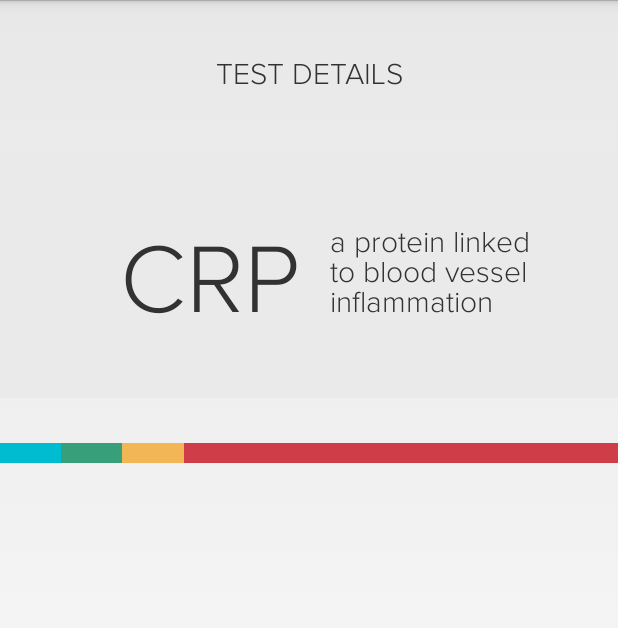
After one commit to ColdSauce/Clayr, an Android app: the DataLookActivity screen opened directly, with no data from a screen before it, on a phone screen of 412 x 824 dp. The commit adds this screen. Shown: the top 628 px of the screen. Run offline under Robolectric (Android 15) with nearby library versions, the phone set to English and light mode, and no system bars.

Commit message:
added the detail activity

```diff
--- a/app/src/main/AndroidManifest.xml
+++ b/app/src/main/AndroidManifest.xml
@@ -1,6 +1,8 @@
 <?xml version="1.0" encoding="utf-8"?>
 <manifest xmlns:android="http://schemas.android.com/apk/res/android"
     package="dwai.clayr" >
+
+    <uses-permission android:name="android.permission.WRITE_EXTERNAL_STORAGE" />
 
     <application
         android:allowBackup="true"
@@ -20,6 +22,10 @@
             android:name=".HistoryActivity"
             android:label="@string/title_activity_history" >
         </activity>
+        <activity
+            android:name=".DataLookActivity"
+            android:label="@string/title_activity_data_look" >
+        </activity>
     </application>
 
 </manifest>
--- /dev/null
+++ b/app/src/main/java/dwai/clayr/Barlet.java
@@ -0,0 +1,66 @@
+package dwai.clayr;
+
+import android.content.Context;
+import android.graphics.Color;
+import android.util.TypedValue;
+import android.view.View;
+import android.view.ViewGroup;
+import android.widget.LinearLayout;
+
+/**
+ * Created by Stefan on 9/13/2014.
+ */
+public class Barlet extends View {
+    private boolean isSelected = false;
+    private int min,max;
+    private int color;
+    private String name;
+
+
+    public Barlet(Context c,int min, int max,int color, String name){
+        super(c);
+        this.min = min;
+        this.max = max;
+        this.color = color;
+        this.name = name;
+        this.setBackgroundColor(color);
+    }
+    public void setPercentageViewed(double percentageViewed){
+        android.widget.LinearLayout.LayoutParams params = new android.widget.LinearLayout.LayoutParams(
+                0,(int)TypedValue.applyDimension(TypedValue.COMPLEX_UNIT_PX, 100, getResources().getDisplayMetrics()),(float)percentageViewed);
+        this.setLayoutParams(params);
+
+
+
+    }
+
+    public void setSelected(boolean isSelected){
+        if(isSelected){
+            //TODO: Convert this to dp
+            float dp = TypedValue.applyDimension(TypedValue.COMPLEX_UNIT_PX, 70, getResources().getDisplayMetrics());
+          this.setMinimumHeight((int)dp);
+        }
+        this.isSelected = isSelected;
+    }
+
+    public boolean isSelected() {
+        return isSelected;
+    }
+
+    public int getMin() {
+        return min;
+    }
+
+    public int getMax() {
+        return max;
+    }
+
+    public int getColor() {
+        return color;
+    }
+
+    public String getName() {
+        return name;
+    }
+
+}
--- /dev/null
+++ b/app/src/main/java/dwai/clayr/DataLookActivity.java
@@ -0,0 +1,49 @@
+package dwai.clayr;
+
+import android.app.Activity;
+import android.graphics.Typeface;
+import android.os.Bundle;
+import android.view.Menu;
+import android.view.MenuItem;
+import android.view.ViewGroup;
+import android.widget.LinearLayout;
+import android.widget.ScrollView;
+
+import dwai.clayr.R;
+
+public class DataLookActivity extends Activity {
+
+    @Override
+    protected void onCreate(Bundle savedInstanceState) {
+        super.onCreate(savedInstanceState);
+        setContentView(R.layout.activity_data_look);
+
+
+
+
+        //Sets the font for the whole layout.
+        final Typeface mFont = Typeface.createFromAsset(getAssets(),
+                "fonts/proxima.ttf");
+        final ViewGroup mContainer = (ViewGroup) findViewById(
+                android.R.id.content).getRootView();
+        MainActivity.setAppFont(mContainer, mFont, true);
+
+        //This is gonna be the hardest thing I've ever done in my entire life.
+        LinearLayout rootLinearLayout = ((LinearLayout)findViewById(R.id.rootLinearLayout));
+        WholeBar wholeBar = new WholeBar(this);
+        wholeBar.addBarlet(4);
+        wholeBar.addBarlet(8);
+        wholeBar.addBarlet(12);
+        wholeBar.addBarlet(16);
+        rootLinearLayout.addView(wholeBar);
+        wholeBar.getBarlets().get(3).setPercentageViewed(0.7);
+        wholeBar.getBarlets().get(0).setPercentageViewed(0.1);
+        wholeBar.getBarlets().get(1).setPercentageViewed(0.1);
+        wholeBar.getBarlets().get(2).setPercentageViewed(0.1);
+//        for(Barlet b : wholeBar.getBarlets()){
+//            b.setPercentageViewed(0.25);
+//        }
+
+    }
+
+}
--- a/app/src/main/java/dwai/clayr/MainActivity.java
+++ b/app/src/main/java/dwai/clayr/MainActivity.java
@@ -1,6 +1,7 @@
 package dwai.clayr;
 
 import android.app.Activity;
+import android.content.Intent;
 import android.graphics.Typeface;
 import android.os.Bundle;
 import android.view.Menu;
@@ -25,6 +26,11 @@ public class MainActivity extends Activity {
         final ViewGroup mContainer = (ViewGroup) findViewById(
                 android.R.id.content).getRootView();
         MainActivity.setAppFont(mContainer, mFont, true);
+    }
+
+    public void clickedLogin(View v){
+        Intent i = new Intent(MainActivity.this, HistoryActivity.class);
+        startActivity(i);
     }
 
 
--- /dev/null
+++ b/app/src/main/java/dwai/clayr/WholeBar.java
@@ -0,0 +1,82 @@
+package dwai.clayr;
+
+import android.content.Context;
+import android.graphics.Color;
+import android.util.Log;
+import android.util.TypedValue;
+import android.view.ViewGroup;
+import android.widget.LinearLayout;
+
+import java.util.ArrayList;
+import java.util.List;
+
+/**
+ * Created by Stefan on 9/13/2014.
+ */
+public class WholeBar extends LinearLayout {
+    private List<Barlet> barlets = new ArrayList<Barlet>();
+    private int indexOfSelectedBarlet = 0;
+    private Context c;
+
+    public WholeBar(Context c){
+        super(c);
+        this.c = c;
+        float dp = TypedValue.applyDimension(TypedValue.COMPLEX_UNIT_PX, 20, getResources().getDisplayMetrics());
+
+        this.setLayoutParams(new LayoutParams(ViewGroup.LayoutParams.MATCH_PARENT,(int)dp));
+
+
+
+    }
+
+    public void setSelected(int index){
+        if(index >= barlets.size()){
+            return;
+        }
+        boolean noneSelected = true;
+        for(Barlet b : barlets){
+            if(b.isSelected()){
+                noneSelected = false;
+            }
+        }
+        //Can't have 2  being selected
+        if(noneSelected){
+           barlets.get(index).setSelected(true);
+        }
+        else{
+            return;
+        }
+    }
+
+    public List<Barlet> getBarlets(){
+        return barlets;
+    }
+
+    //Can only add 4!
+    public void addBarlet(int max){
+        Barlet barletToAdd = null;
+        Color color;
+
+        switch (barlets.size()){
+            case 0:
+                barletToAdd = new Barlet(c,0,max,c.getResources().getColor(R.color.lightBlue),"LOW");
+
+                break;
+            case 1:
+                barletToAdd = new Barlet(c,barlets.get(0).getMax()+1,max,c.getResources().getColor(R.color.green),"AVG");
+                break;
+            case 2:
+                barletToAdd = new Barlet(c,barlets.get(1).getMax()+1,max,c.getResources().getColor(R.color.orange),"MED");
+                break;
+
+            case 3:
+                barletToAdd = new Barlet(c,barlets.get(2).getMax()+1,max,c.getResources().getColor(R.color.red),"HI");
+                break;
+            default:
+                 Log.e("errorstuff","SDFJFFFFFFFFFFFFFFFFFFFFFFFFFFFFFFFFFFFFFFFFFFFFFEEEEEEEEEERRRRRRRRRROOOOOOOOOOOOOOORRRRRRRRRRRRRRRR");
+                 return;
+        }
+        this.addView(barletToAdd);
+        barlets.add(barletToAdd);
+    }
+}
--- /dev/null
+++ b/app/src/main/res/layout/activity_data_look.xml
@@ -0,0 +1,56 @@
+<ScrollView xmlns:android="http://schemas.android.com/apk/res/android"
+    xmlns:tools="http://schemas.android.com/tools"
+    android:layout_width="match_parent"
+    android:layout_height="match_parent"
+    tools:context="dwai.clayr.DataLookActivity"
+    android:id = "@+id/rootScrollView"
+    >
+
+    <LinearLayout
+        android:orientation="vertical"
+        android:layout_width="match_parent"
+        android:id = "@+id/rootLinearLayout"
+        android:layout_height="match_parent">
+        <TextView
+            android:layout_width="match_parent"
+            android:layout_height="100dp"
+            android:textSize = "20sp"
+            android:gravity="center"
+            android:text = "TEST DETAILS"
+            />
+
+
+        <LinearLayout
+            android:layout_width="match_parent"
+            android:layout_height="wrap_content"
+            android:background="#eaeaea"
+            android:paddingBottom="40dp"
+            android:layout_marginBottom="30dp"
+            >
+
+            <TextView
+                android:layout_width="wrap_content"
+                android:layout_height="wrap_content"
+                android:textSize="65sp"
+                android:text = "CRP"
+                android:id = "@+id/acroWord"
+                android:layout_marginTop="50dp"
+                android:layout_marginLeft="80dp"
+                />
+            <TextView
+                android:id = "@+id/smallTextView"
+                android:layout_width="wrap_content"
+                android:layout_height="wrap_content"
+                android:textSize = "20sp"
+            android:paddingBottom="40dp"
+                android:layout_marginTop="10dp"
+                android:layout_marginLeft="20dp"
+
+                android:text = "a protein linked to blood vessel inflammation"
+
+                />
+
+            </LinearLayout>
+
+        </LinearLayout>
+</ScrollView>
--- a/app/src/main/res/layout/activity_main.xml
+++ b/app/src/main/res/layout/activity_main.xml
@@ -27,7 +27,7 @@
             android:layout_marginTop="20dp"
             android:textSize="25sp"
             android:gravity="center"
-            android:layout_width="250dp  "
+            android:layout_width="250dp"
             android:hint="username"
             android:singleLine="true"
             android:layout_gravity="center"
@@ -44,6 +44,7 @@
             android:layout_gravity="center"
             android:layout_height="wrap_content" />
         <Button
+            android:onClick="clickedLogin"
             android:layout_marginTop="20dp"
 
             android:layout_width="100dp"
--- a/app/src/main/res/values/strings.xml
+++ b/app/src/main/res/values/strings.xml
@@ -5,5 +5,6 @@
     <string name="hello_world">Hello world!</string>
     <string name="action_settings">Settings</string>
     <string name="title_activity_history">HistoryActivity</string>
+    <string name="title_activity_data_look">DataLookActivity</string>
 
 </resources>
```
Also changed, not shown: app/src/main/java/dwai/clayr/HistoryActivity.java (+92 -13 lines), app/src/main/res/menu/data_look.xml (added, +8 -0 lines), app/src/main/res/values/colors.xml (added, +8 -0 lines).
